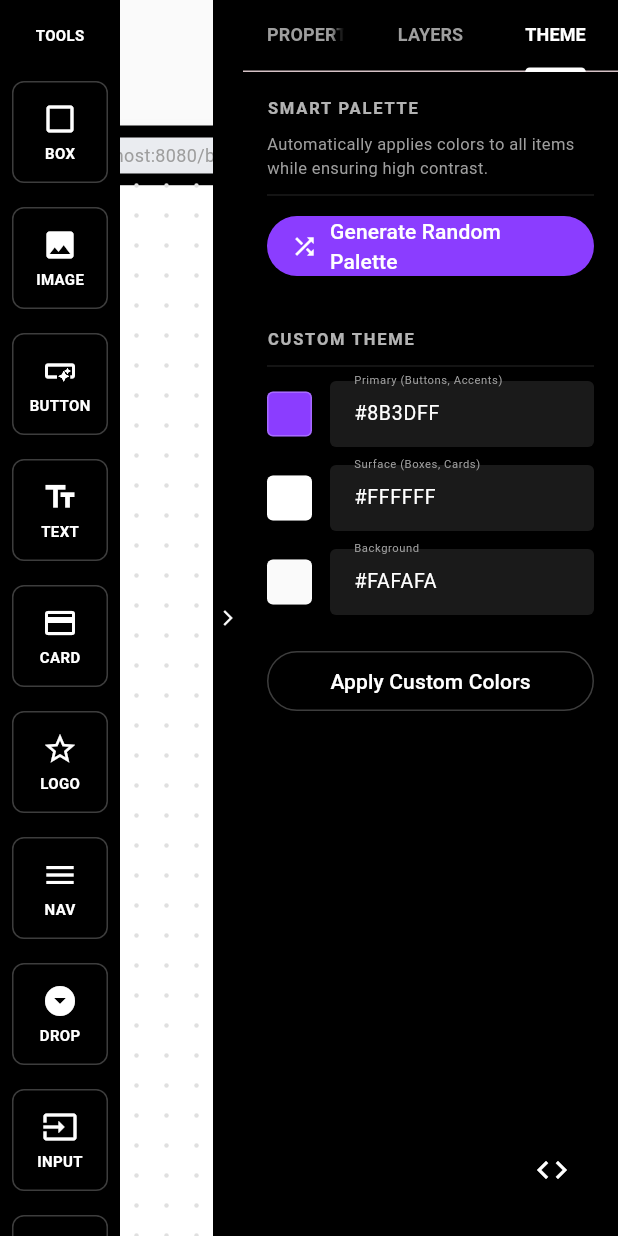
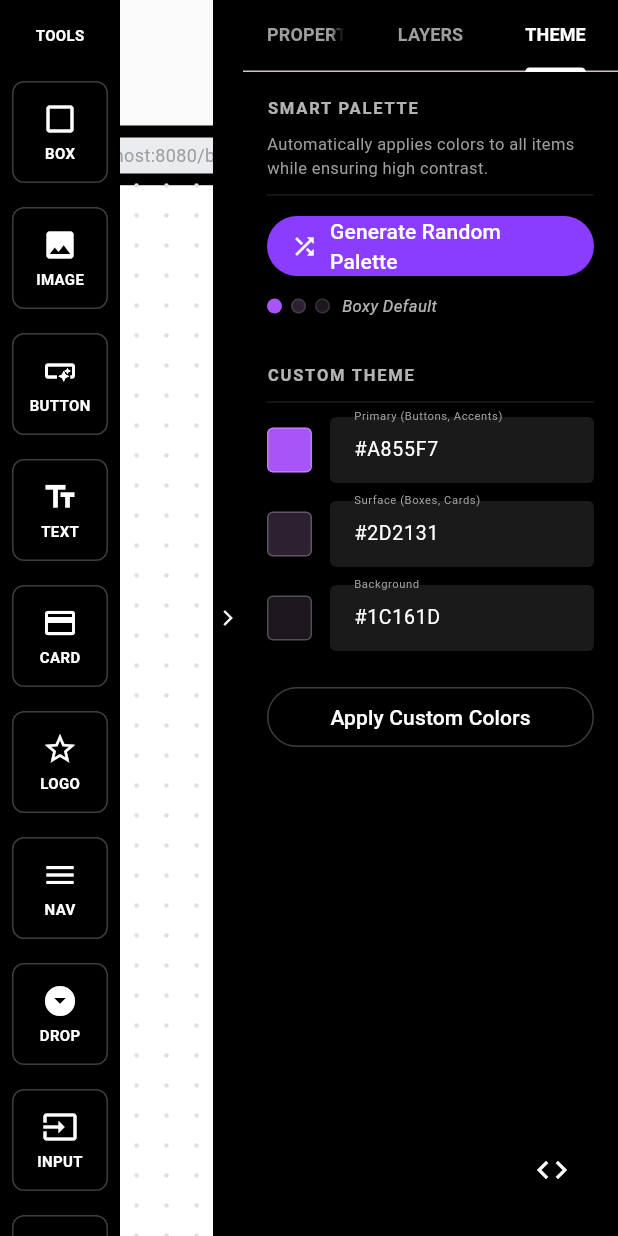
Before and after one commit to yomidotk/boxy, a Flutter app: the screen it shows after launch, tab 3 chosen, on a phone screen of 412 x 824 dp. Run offline on Flutter 3.47's test engine with Material 3 defaults, Android fonts, the phone set to English and light mode, and no system bars; missing offline and left inert: gal.

Commit message:
Update color generator to cycle through predefined palettes
Modify ThemePalette to cycle through 20 named presets instead of generating random colors. Update ThemePanel to display the active palette name.

Replit-Commit-Author: Agent
Replit-Commit-Session-Id: 3cd8ffdf-3575-460d-828b-6755a708fc3d
Replit-Commit-Checkpoint-Type: full_checkpoint
Replit-Commit-Event-Id: ab5228e7-f08e-424e-b83d-eeb3c09332ce
Replit-Commit-Screenshot-Url: https://storage.googleapis.com/screenshot-production-us-central1/c3419161-554a-42ef-a770-c33b60a1b0c7/3cd8ffdf-3575-460d-828b-6755a708fc3d/Z1sip9n
Replit-Helium-Checkpoint-Created: true

```diff
--- a/lib/models/theme_palette.dart
+++ b/lib/models/theme_palette.dart
@@ -1,7 +1,7 @@
 import 'package:flutter/material.dart';
-import 'dart:math' as math;
 
 class ThemePalette {
+  final String name;
   final Color primary;
   final Color background;
   final Color surface;
@@ -9,6 +9,7 @@ class ThemePalette {
   final Color textLight;
 
   ThemePalette({
+    this.name = '',
     required this.primary,
     required this.background,
     required this.surface,
@@ -18,57 +19,60 @@ class ThemePalette {
 
   // Smart contrast helper
   Color getContrastText(Color backgroundColor) {
-    // Use Flutter's built-in computeLuminance which correctly handles sRGB colorspace
     double luminance = backgroundColor.computeLuminance();
-    // 0.5 is a standard midpoint. If the background is light, return dark text.
     return luminance > 0.5 ? textDark : textLight;
   }
 
-  // Generate a random harmonious palette
-  factory ThemePalette.random() {
-    final random = math.Random();
+  static Color _hex(String hex) {
+    hex = hex.replaceAll('#', '');
+    if (hex.length == 6) hex = 'FF$hex';
+    return Color(int.parse(hex, radix: 16));
+  }
 
-    // Generate a random hue
-    double h = random.nextDouble() * 360;
-
-    // Helper to generate color from HSL
-    Color fromHSL(double h, double s, double l) {
-      return HSLColor.fromAHSL(1.0, h, s, l).toColor();
-    }
-
-    bool isDarkTheme = random.nextBool();
-
-    // Primary: Vibrant
-    Color primary = fromHSL(h, 0.7 + random.nextDouble() * 0.3, 0.4 + random.nextDouble() * 0.2);
-
-    Color surface;
-    Color background;
-
-    if (isDarkTheme) {
-      background = fromHSL(h, 0.15, 0.10); // Very dark
-      surface = fromHSL(h, 0.2, 0.16);     // Slightly lighter dark
-    } else {
-      background = fromHSL(h, 0.1, 0.98);  // Very light
-      surface = fromHSL(h, 0.15, 0.95);    // Slightly darker light
-    }
-
+  static ThemePalette _make(String name, String primary, String surface, String background) {
+    final bg = _hex(background);
     return ThemePalette(
-      primary: primary,
-      background: background,
-      surface: surface,
-      textDark: const Color(0xFF1A1A1A), // Off-black
+      name: name,
+      primary: _hex(primary),
+      surface: _hex(surface),
+      background: bg,
+      textDark: const Color(0xFF1A1A1A),
       textLight: Colors.white,
     );
   }
 
-  // Default Boxy Theme
-  factory ThemePalette.boxy() {
-    return ThemePalette(
-      primary: const Color(0xFF8B3DFF), // Boxy Purple
-      background: Colors.grey[50]!,
-      surface: Colors.white,
-      textDark: Colors.black,
-      textLight: Colors.white,
-    );
+  static final List<ThemePalette> presets = [
+    _make('Boxy Default',       '#A855F7', '#2D2131', '#1C161D'),
+    _make('Linear Minimal',     '#000000', '#FFFFFF', '#F7F7F8'),
+    _make('Supabase Hacker',    '#3ECF8E', '#1C1C1C', '#121212'),
+    _make('Cyberpunk 2077',     '#FCE205', '#20202B', '#0B0B12'),
+    _make('Lofi Study',         '#D4A373', '#FAEDCD', '#FEFAE0'),
+    _make('Midnight Ocean',     '#38BDF8', '#1E293B', '#0F172A'),
+    _make('Matcha Aesthetic',   '#6B9080', '#EAF4F4', '#F6FFF8'),
+    _make('Dracula',            '#FF79C6', '#44475A', '#282A36'),
+    _make('Synthwave',          '#FF007F', '#2A1B3D', '#11001C'),
+    _make('Sakura Pink',        '#FF99AC', '#FFF0F3', '#FFFFFF'),
+    _make('Gruvbox',            '#FABD2F', '#3C3836', '#282828'),
+    _make('Stripe Blurple',     '#635BFF', '#FFFFFF', '#F6F9FC'),
+    _make('Nord Frost',         '#88C0D0', '#3B4252', '#2E3440'),
+    _make('Brutalism',          '#FFFFFF', '#1A1A1A', '#000000'),
+    _make('Outrun Vaporwave',   '#00FFFF', '#30005A', '#1A0033'),
+    _make('Autumn Rust',        '#E07A5F', '#3D405B', '#2B2D42'),
+    _make('Lavender Cloud',     '#8338EC', '#FFFFFF', '#F8F9FA'),
+    _make('Coral Reef',         '#FF6B6B', '#292F36', '#1A1E24'),
+    _make('Solarized Light',    '#268BD2', '#EEE8D5', '#FDF6E3'),
+    _make('OLED Blood',         '#FF2A2A', '#111111', '#000000'),
+  ];
+
+  // Cycles through presets sequentially on each call
+  static int _presetIndex = 0;
+
+  factory ThemePalette.random() {
+    final palette = presets[_presetIndex % presets.length];
+    _presetIndex = (_presetIndex + 1) % presets.length;
+    return palette;
   }
+
+  // Default Boxy Theme (palette #1)
+  factory ThemePalette.boxy() => presets[0];
 }
--- a/lib/widgets/theme_panel.dart
+++ b/lib/widgets/theme_panel.dart
@@ -102,6 +102,53 @@ class _ThemePanelState extends State<ThemePanel> {
               label: const Text("Generate Random Palette"),
             ),
           ),
+          if (theme.name.isNotEmpty) ...[
+            const SizedBox(height: 8),
+            Row(
+              children: [
+                Container(
+                  width: 10,
+                  height: 10,
+                  decoration: BoxDecoration(
+                    color: theme.primary,
+                    shape: BoxShape.circle,
+                  ),
+                ),
+                const SizedBox(width: 6),
+                Container(
+                  width: 10,
+                  height: 10,
+                  decoration: BoxDecoration(
+                    color: theme.surface,
+                    shape: BoxShape.circle,
+                    border: Border.all(color: Colors.white12),
+                  ),
+                ),
+                const SizedBox(width: 6),
+                Container(
+                  width: 10,
+                  height: 10,
+                  decoration: BoxDecoration(
+                    color: theme.background,
+                    shape: BoxShape.circle,
+                    border: Border.all(color: Colors.white12),
+                  ),
+                ),
+                const SizedBox(width: 8),
+                Expanded(
+                  child: Text(
+                    theme.name,
+                    style: const TextStyle(
+                      color: Colors.white70,
+                      fontSize: 11,
+                      fontStyle: FontStyle.italic,
+                    ),
+                    overflow: TextOverflow.ellipsis,
+                  ),
+                ),
+              ],
+            ),
+          ],
 
           const SizedBox(height: 30),
 
```
Also changed, not shown: attached_assets/Pasted--1-Boxy-Default-The-Vibe-Coder-Purple-BoxyTheme-primary_1777741044045.txt (added, +59 -0 lines).
